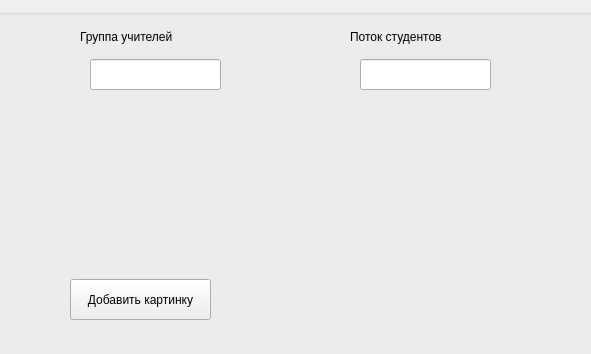
Before: the Qt Designer form client/Forms/CourseAdder/courseadder.ui in sofinvalery/LMS, drawn with Qt 5; both pictures show x 229 to 820 and y 0 to 354 of the 1339 by 704 pixel window.
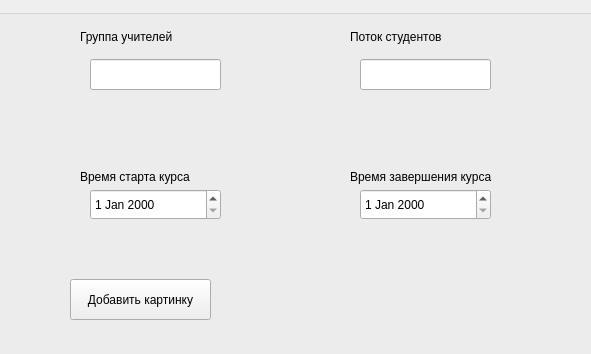
After: the same form once the commit is applied.

```diff
--- a/client/Forms/CourseAdder/courseadder.ui
+++ b/client/Forms/CourseAdder/courseadder.ui
@@ -219,6 +219,68 @@
      <string/>
     </property>
    </widget>
+   <widget class="QDateEdit" name="dateEdit">
+    <property name="geometry">
+     <rect>
+      <x>310</x>
+      <y>180</y>
+      <width>131</width>
+      <height>31</height>
+     </rect>
+    </property>
+   </widget>
+   <widget class="QDateEdit" name="dateEdit_2">
+    <property name="geometry">
+     <rect>
+      <x>580</x>
+      <y>180</y>
+      <width>131</width>
+      <height>31</height>
+     </rect>
+    </property>
+   </widget>
+   <widget class="QLabel" name="label_6">
+    <property name="geometry">
+     <rect>
+      <x>300</x>
+      <y>160</y>
+      <width>161</width>
+      <height>16</height>
+     </rect>
+    </property>
+    <property name="text">
+     <string>Время старта курса</string>
+    </property>
+   </widget>
+   <widget class="QLabel" name="label_7">
+    <property name="geometry">
+     <rect>
+      <x>570</x>
+      <y>160</y>
+      <width>161</width>
+      <height>16</height>
+     </rect>
+    </property>
+    <property name="text">
+     <string>Время завершения курса</string>
+    </property>
+   </widget>
+   <widget class="QLabel" name="TeachersError_2">
+    <property name="geometry">
+     <rect>
+      <x>30</x>
+      <y>110</y>
+      <width>201</width>
+      <height>41</height>
+     </rect>
+    </property>
+    <property name="styleSheet">
+     <string notr="true">color: rgb(255, 0, 0);</string>
+    </property>
+    <property name="text">
+     <string/>
+    </property>
+   </widget>
   </widget>
  </widget>
  <resources/>
```
